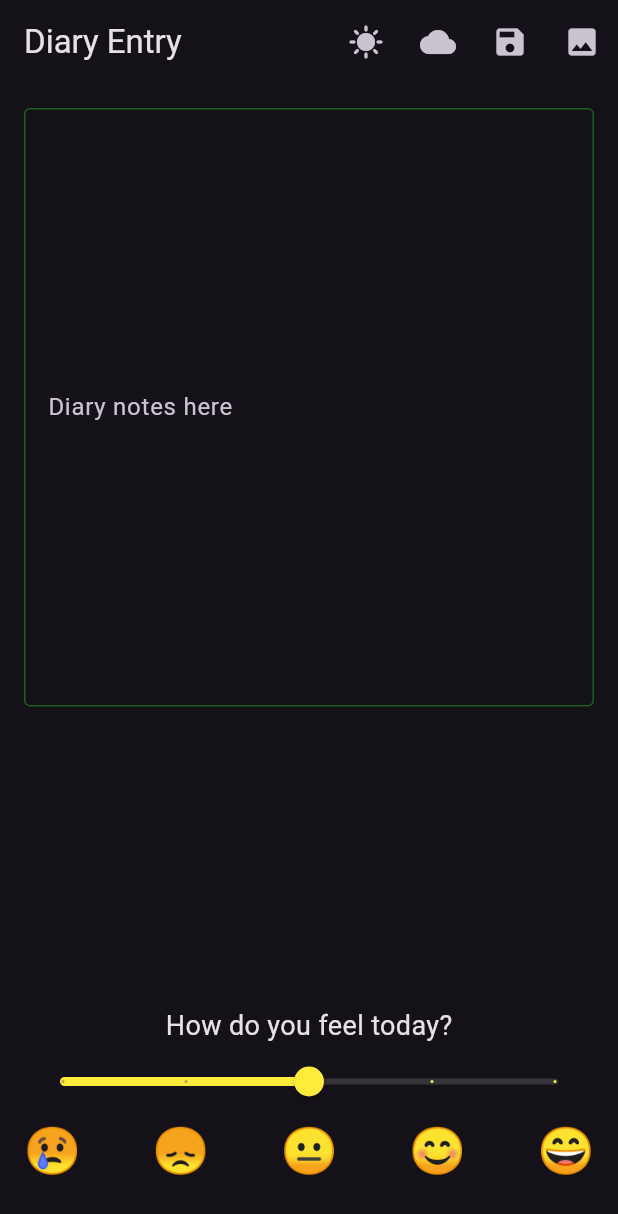
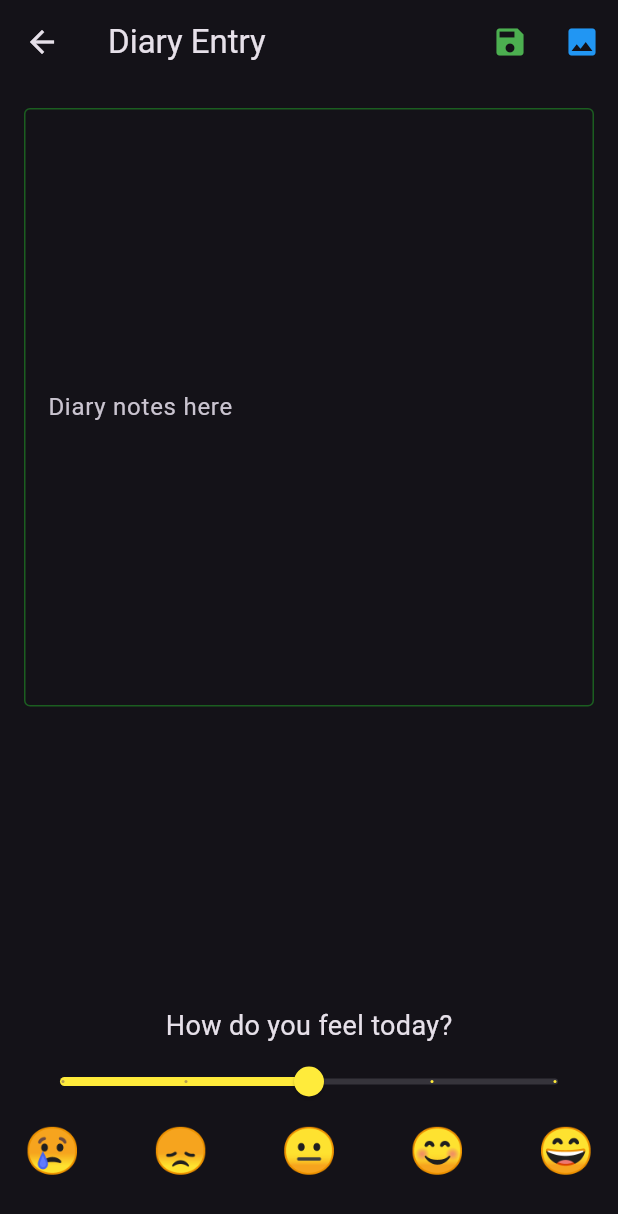
Before and after one commit to Zhgorrin/Journal, a Flutter app: the screen it shows after launch, after a tap on the "add" icon, on a phone screen of 412 x 824 dp. Shown: the top 1214 px of the screen. Run offline on Flutter 3.47's test engine with Material 3 defaults, Android fonts, the phone set to English and light mode, and no system bars; our stand-ins replace image_picker, sqflite; accounts and stored records are empty.

Commit message:
Revert "Added light/dark mode selection for entries"
This reverts commit 9697c21c5350d2685f58c640db440aded7562e09.

```diff
--- a/project/lib/diary_entry_page.dart
+++ b/project/lib/diary_entry_page.dart
@@ -7,15 +7,13 @@ class DiaryEntryPage extends StatefulWidget {
   final String? initialText;
   final List<File>? initialImages;
   final int initialMood;
-  final ThemeData initialTheme;
-  final Function(String, List<File>, ThemeData, int) onUpdate;
+  final Function(String, List<File>, int) onUpdate;
   final VoidCallback? onDelete;
 
   const DiaryEntryPage({
     super.key,
     this.initialText,
     this.initialImages,
-    required this.initialTheme,
     required this.initialMood,
     required this.onUpdate,
     this.onDelete,
@@ -29,7 +27,6 @@ class _DiaryEntryPageState extends State<DiaryEntryPage> {
   final TextEditingController _textEditingController = TextEditingController();
   final List<File> _images = [];
   late int _selectedMood;
-  late ThemeData _customTheme;
 
   @override
   void initState() {
@@ -39,32 +36,29 @@ class _DiaryEntryPageState extends State<DiaryEntryPage> {
       _images.addAll(widget.initialImages!);
     }
     _selectedMood = widget.initialMood;
-    _customTheme = widget.initialTheme;
   }
 
   @override
   Widget build(BuildContext context) {
-    return MaterialApp(
-      theme: _customTheme,
-      home: Scaffold(
+    return Theme(
+      data: ThemeData.dark().copyWith(
+        textSelectionTheme: TextSelectionThemeData(
+          selectionColor: Colors.green[900],
+        ),
+      ),
+      child: Scaffold(
         appBar: AppBar(
           title: const Text('Diary Entry'),
           actions: [
             IconButton(
-              icon: const Icon(Icons.sunny),
-              onPressed: _lightMode,
-            ),
-            IconButton(
-              icon: const Icon(Icons.cloud),
-              onPressed: _darkMode,
-            ),
-            IconButton(
               icon: const Icon(Icons.save),
               onPressed: _saveEntry,
+              color: Colors.green,
             ),
             IconButton(
               icon: const Icon(Icons.image),
               onPressed: _pickImage,
+              color: Colors.blue,
             ),
             if (widget.onDelete != null)
               IconButton(
@@ -74,6 +68,7 @@ class _DiaryEntryPageState extends State<DiaryEntryPage> {
                     widget.onDelete!();
                   }
                 },
+                color: Colors.red,
               ),
           ],
         ),
@@ -86,6 +81,8 @@ class _DiaryEntryPageState extends State<DiaryEntryPage> {
                   controller: _textEditingController,
                   maxLines: null,
                   expands: true,
+                  cursorColor: Colors.green[900],
+                  style: const TextStyle(color: Colors.white),
                   decoration: InputDecoration(
                     hintText: 'Diary notes here',
                     border: OutlineInputBorder(
@@ -135,21 +132,9 @@ class _DiaryEntryPageState extends State<DiaryEntryPage> {
     );
   }
 
-  void _lightMode() {
-    setState(() {
-      _customTheme = ThemeData.light();
-    });
-  }
-
-  void _darkMode() {
-    setState(() {
-      _customTheme = ThemeData.dark();
-    });
-  }
-
   void _saveEntry() {
     String entryText = _textEditingController.text;
-    widget.onUpdate(entryText, _images, _customTheme, _selectedMood);
+    widget.onUpdate(entryText, _images, _selectedMood);
     Navigator.pop(context);
   }
 
```
Also changed, not shown: project/lib/main.dart (+2 -11 lines), project/pubspec.lock.
